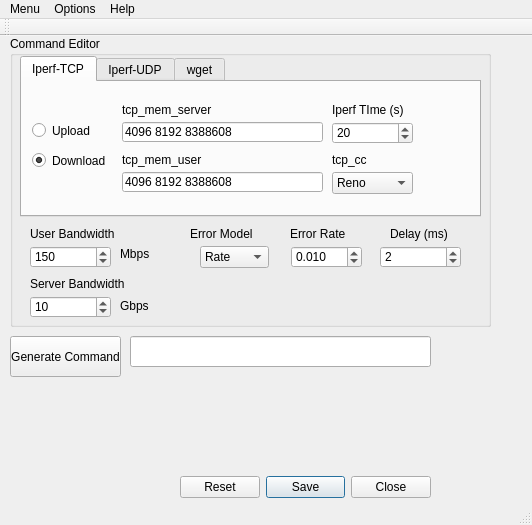
First picture: the form in kupa-gui-2/kupagui.ui, repository anetaaneta/kupakupa, before the edit.
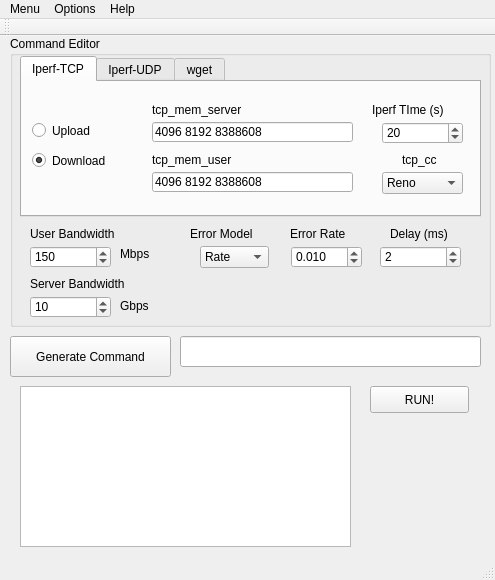
Second picture: the form after the edit. The open tabs and pages were chosen to show the change.

What changed in the file:
```diff
--- a/kupa-gui-2/kupagui.ui
+++ b/kupa-gui-2/kupagui.ui
@@ -6,8 +6,8 @@
    <rect>
     <x>0</x>
     <y>0</y>
-    <width>532</width>
-    <height>525</height>
+    <width>495</width>
+    <height>580</height>
    </rect>
   </property>
   <property name="windowTitle">
@@ -63,7 +63,7 @@
         <rect>
          <x>10</x>
          <y>70</y>
-         <width>82</width>
+         <width>101</width>
          <height>17</height>
         </rect>
        </property>
@@ -77,7 +77,7 @@
       <widget class="QSpinBox" name="iperf_time">
        <property name="geometry">
         <rect>
-         <x>310</x>
+         <x>360</x>
          <y>40</y>
          <width>81</width>
          <height>22</height>
@@ -93,7 +93,7 @@
       <widget class="QLabel" name="label">
        <property name="geometry">
         <rect>
-         <x>310</x>
+         <x>350</x>
          <y>20</y>
          <width>91</width>
          <height>16</height>
@@ -106,7 +106,7 @@
       <widget class="QLineEdit" name="tcp_mem_server">
        <property name="geometry">
         <rect>
-         <x>100</x>
+         <x>130</x>
          <y>40</y>
          <width>201</width>
          <height>20</height>
@@ -125,7 +125,7 @@
       <widget class="QLabel" name="label_2">
        <property name="geometry">
         <rect>
-         <x>100</x>
+         <x>130</x>
          <y>20</y>
          <width>201</width>
          <height>16</height>
@@ -138,7 +138,7 @@
       <widget class="QLineEdit" name="tcp_mem_user">
        <property name="geometry">
         <rect>
-         <x>100</x>
+         <x>130</x>
          <y>90</y>
          <width>201</width>
          <height>20</height>
@@ -154,7 +154,7 @@
       <widget class="QLabel" name="label_3">
        <property name="geometry">
         <rect>
-         <x>100</x>
+         <x>130</x>
          <y>70</y>
          <width>201</width>
          <height>16</height>
@@ -167,7 +167,7 @@
       <widget class="QComboBox" name="tcp_cc">
        <property name="geometry">
         <rect>
-         <x>310</x>
+         <x>360</x>
          <y>90</y>
          <width>81</width>
          <height>22</height>
@@ -242,9 +242,9 @@
       <widget class="QLabel" name="label_4">
        <property name="geometry">
         <rect>
-         <x>310</x>
+         <x>380</x>
          <y>70</y>
-         <width>81</width>
+         <width>51</width>
          <height>16</height>
         </rect>
        </property>
@@ -716,7 +716,7 @@
      <rect>
       <x>10</x>
       <y>300</y>
-      <width>111</width>
+      <width>161</width>
       <height>41</height>
      </rect>
     </property>
@@ -727,24 +727,34 @@
    <widget class="QLineEdit" name="final_command">
     <property name="geometry">
      <rect>
-      <x>130</x>
+      <x>180</x>
       <y>300</y>
       <width>301</width>
       <height>31</height>
      </rect>
     </property>
    </widget>
-   <widget class="QDialogButtonBox" name="buttonBox">
+   <widget class="QTextEdit" name="output_result">
     <property name="geometry">
      <rect>
-      <x>180</x>
-      <y>440</y>
-      <width>251</width>
-      <height>23</height>
+      <x>20</x>
+      <y>350</y>
+      <width>331</width>
+      <height>161</height>
      </rect>
     </property>
-    <property name="standardButtons">
-     <set>QDialogButtonBox::Close|QDialogButtonBox::Reset|QDialogButtonBox::Save</set>
+   </widget>
+   <widget class="QPushButton" name="button_run">
+    <property name="geometry">
+     <rect>
+      <x>370</x>
+      <y>350</y>
+      <width>99</width>
+      <height>27</height>
+     </rect>
+    </property>
+    <property name="text">
+     <string>RUN!</string>
     </property>
    </widget>
   </widget>
@@ -753,7 +763,7 @@
     <rect>
      <x>0</x>
      <y>0</y>
-     <width>532</width>
+     <width>495</width>
      <height>25</height>
     </rect>
    </property>
```
Left out of the diff: 6 changed lines with no effect on the pictures.
